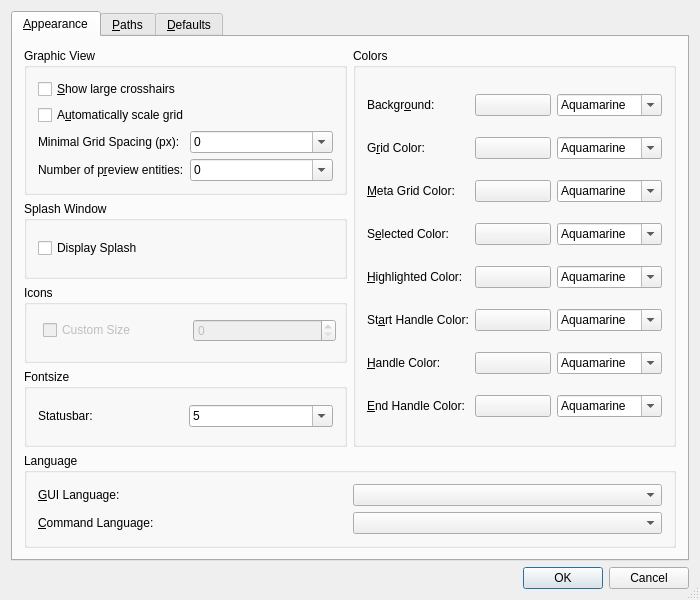
Before: the Qt Designer form librecad/src/ui/forms/qg_dlgoptionsgeneral.ui in lsy1599/designer, drawn with Qt 5.
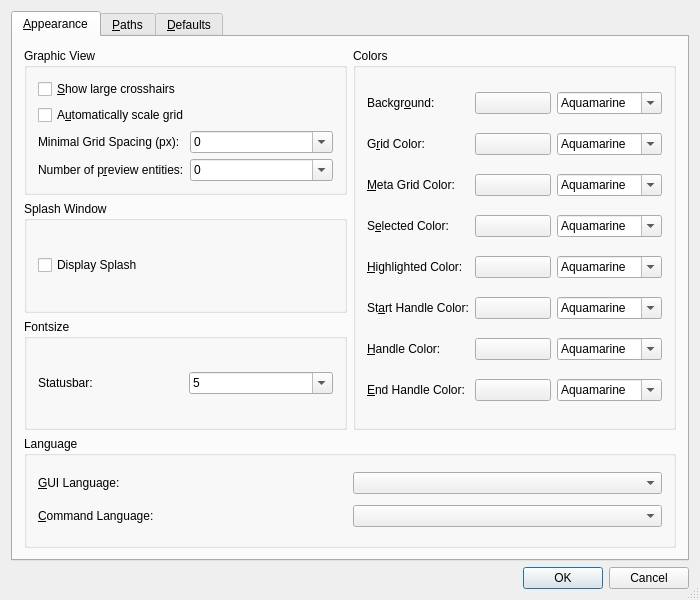
After: the same form once the commit is applied. Icons and pictures are not drawn.

Commit message: added default custom color; added current value as initial color

What changed in the file:
```diff
--- a/librecad/src/ui/forms/qg_dlgoptionsgeneral.ui
+++ b/librecad/src/ui/forms/qg_dlgoptionsgeneral.ui
@@ -39,47 +39,6 @@
        <string>&amp;Appearance</string>
       </attribute>
       <layout class="QGridLayout">
-       <item row="7" column="0" colspan="2">
-        <widget class="QGroupBox" name="bgLanguage">
-         <property name="title">
-          <string>Language</string>
-         </property>
-         <layout class="QGridLayout">
-          <item row="0" column="0">
-           <widget class="QLabel" name="lLanguage">
-            <property name="text">
-             <string>&amp;GUI Language:</string>
-            </property>
-            <property name="wordWrap">
-             <bool>false</bool>
-            </property>
-            <property name="buddy">
-             <cstring>cbLanguage</cstring>
-            </property>
-           </widget>
-          </item>
-          <item row="1" column="1">
-           <widget class="QComboBox" name="cbLanguageCmd"/>
-          </item>
-          <item row="1" column="0">
-           <widget class="QLabel" name="lLanguageCmd">
-            <property name="text">
-             <string>&amp;Command Language:</string>
-            </property>
-            <property name="wordWrap">
-             <bool>false</bool>
-            </property>
-            <property name="buddy">
-             <cstring>cbLanguageCmd</cstring>
-            </property>
-           </widget>
-          </item>
-          <item row="0" column="1">
-           <widget class="QComboBox" name="cbLanguage"/>
-          </item>
-         </layout>
-        </widget>
-       </item>
        <item row="0" column="0">
         <widget class="QGroupBox" name="bgGraphicView">
          <property name="title">
@@ -251,60 +210,6 @@
         </widget>
        </item>
        <item row="2" column="0">
-        <widget class="QGroupBox" name="icons">
-         <property name="title">
-          <string>Icons</string>
-         </property>
-         <widget class="QWidget" name="horizontalLayoutWidget">
-          <property name="geometry">
-           <rect>
-            <x>10</x>
-            <y>30</y>
-            <width>311</width>
-            <height>31</height>
-           </rect>
-          </property>
-          <layout class="QHBoxLayout" name="horizontalLayout_3">
-           <property name="spacing">
-            <number>6</number>
-           </property>
-           <property name="leftMargin">
-            <number>9</number>
-           </property>
-           <property name="topMargin">
-            <number>4</number>
-           </property>
-           <property name="rightMargin">
-            <number>9</number>
-           </property>
-           <property name="bottomMargin">
-            <number>4</number>
-           </property>
-           <item>
-            <widget class="QCheckBox" name="cb_icon_size">
-             <property name="enabled">
-              <bool>false</bool>
-             </property>
-             <property name="text">
-              <string>Custom Size</string>
-             </property>
-            </widget>
-           </item>
-           <item>
-            <widget class="QSpinBox" name="sb_icon_size">
-             <property name="enabled">
-              <bool>false</bool>
-             </property>
-             <property name="toolTip">
-              <string/>
-             </property>
-            </widget>
-           </item>
-          </layout>
-         </widget>
-        </widget>
-       </item>
-       <item row="3" column="0">
         <widget class="QGroupBox" name="buttonGroup5_2">
          <property name="title">
           <string>Fontsize</string>
@@ -370,7 +275,7 @@
          </layout>
         </widget>
        </item>
-       <item row="0" column="1" rowspan="4">
+       <item row="0" column="1" rowspan="3">
         <widget class="QGroupBox" name="bgColors">
          <property name="title">
           <string>Colors</string>
@@ -1307,6 +1212,47 @@
          </layout>
         </widget>
        </item>
+       <item row="6" column="0" colspan="2">
+        <widget class="QGroupBox" name="bgLanguage">
+         <property name="title">
+          <string>Language</string>
+         </property>
+         <layout class="QGridLayout">
+          <item row="0" column="0">
+           <widget class="QLabel" name="lLanguage">
+            <property name="text">
+             <string>&amp;GUI Language:</string>
+            </property>
+            <property name="wordWrap">
+             <bool>false</bool>
+            </property>
+            <property name="buddy">
+             <cstring>cbLanguage</cstring>
+            </property>
+           </widget>
+          </item>
+          <item row="1" column="1">
+           <widget class="QComboBox" name="cbLanguageCmd"/>
+          </item>
+          <item row="1" column="0">
+           <widget class="QLabel" name="lLanguageCmd">
+            <property name="text">
+             <string>&amp;Command Language:</string>
+            </property>
+            <property name="wordWrap">
+             <bool>false</bool>
+            </property>
+            <property name="buddy">
+             <cstring>cbLanguageCmd</cstring>
+            </property>
+           </widget>
+          </item>
+          <item row="0" column="1">
+           <widget class="QComboBox" name="cbLanguage"/>
+          </item>
+         </layout>
+        </widget>
+       </item>
       </layout>
      </widget>
      <widget class="QWidget" name="tab_2">
```
The commit also changes 2 other files.
